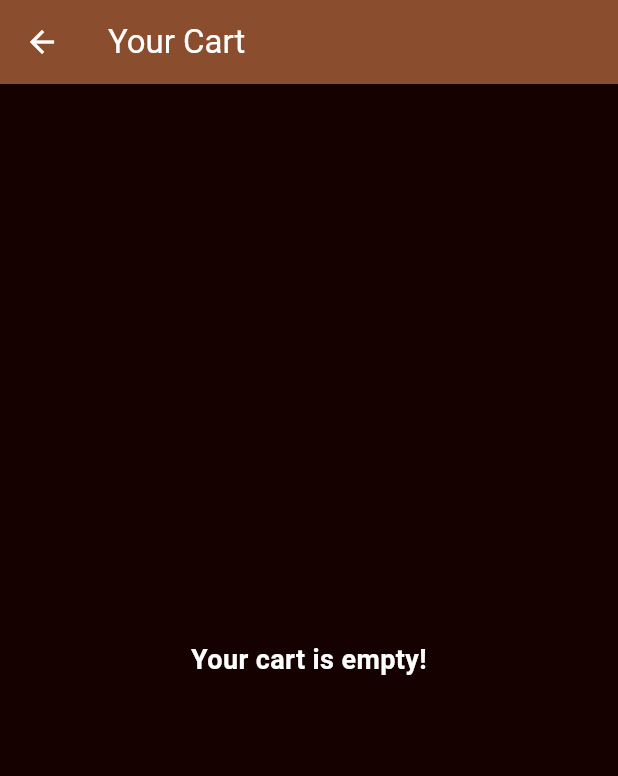
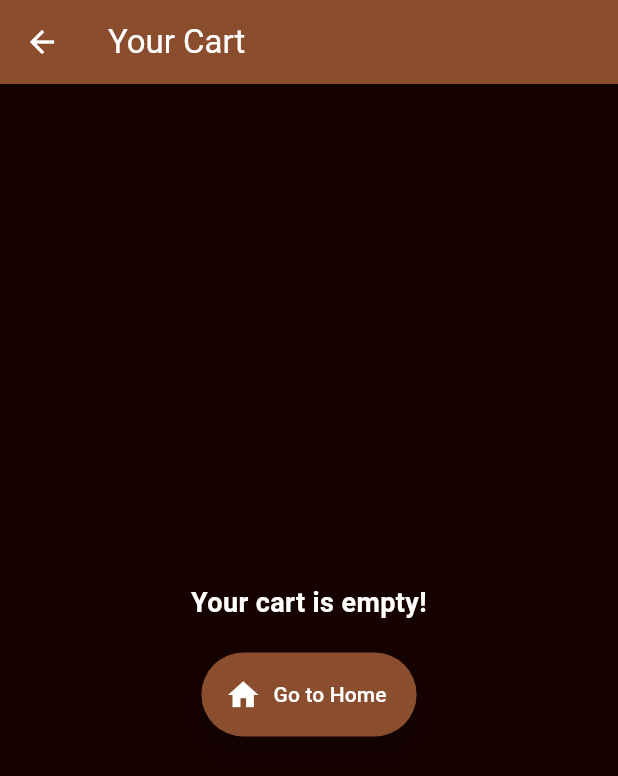
Before and after one commit to Soloctg/alim, a Flutter app: the CartScreen screen opened by its route, on a phone screen of 412 x 824 dp. Shown: the top 776 px of the screen. Run offline on Flutter 3.47's test engine with Material 3 defaults, Android fonts, the light colour scheme and no system bars; our stand-ins replace cloud_firestore, firebase_auth, firebase_core; accounts and stored records are empty; Roboto replaces fonts that are missing (Poppins).

Commit message:
Feat: add FloatingActionButton home for Cart empty

```diff
--- a/lib/screens/cart_screen.dart
+++ b/lib/screens/cart_screen.dart
@@ -88,10 +88,14 @@ class _CartScreenState extends State<CartScreen> {
         backgroundColor: const Color.fromRGBO(138, 78, 47, 1),
         foregroundColor: Colors.white,
       ),
+
       body:
           cart.items.isEmpty
-              ? const Center(
-                child: Text(
+              ? Center(
+                child: Column(
+                  mainAxisAlignment: MainAxisAlignment.center,
+                  children: [
+                    const Text(
                       "Your cart is empty!",
                       textAlign: TextAlign.center,
                       style: TextStyle(
@@ -99,6 +103,21 @@ class _CartScreenState extends State<CartScreen> {
                         fontWeight: FontWeight.bold,
                         fontSize: 18,
                       ),
+                    ),
+                    const SizedBox(height: 20),
+                    FloatingActionButton.extended(
+                      backgroundColor: const Color.fromRGBO(138, 78, 47, 1),
+                      foregroundColor: Colors.white,
+                      shape: RoundedRectangleBorder(
+                        borderRadius: BorderRadius.circular(30),
+                      ),
+                      onPressed: () {
+                        Navigator.pushReplacementNamed(context, '/home');
+                      },
+                      icon: const Icon(Icons.home),
+                      label: const Text("Go to Home"),
+                    ),
+                  ],
                 ),
               )
               : Column(
```
Lines whose indentation alone changed are shown as unchanged.
